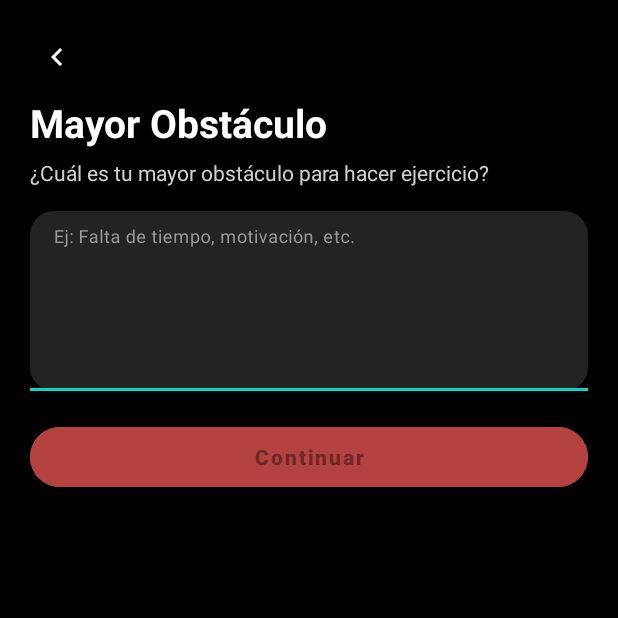
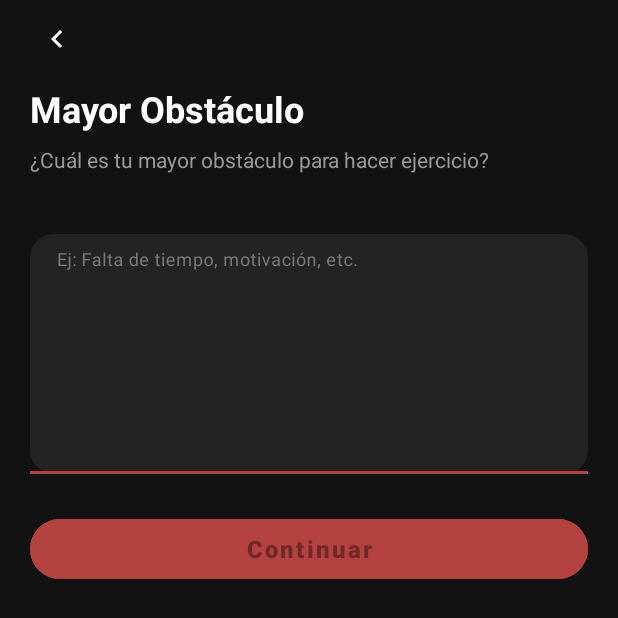
Before and after one commit to Alexandervalladares/SymetryCreed, an Android app: the ObstacleTextActivity screen opened directly, with no data from a screen before it, on a phone screen of 412 x 824 dp. Shown: the top 618 px of the screen. Run offline under Robolectric (Android 15) with nearby library versions, the phone set to English and light mode, and no system bars; our stand-ins replace Firebase (no records; nobody signed in at launch, a user with empty details on screens opened directly).

Commit message:
cambiio de estilo y tamaño

```diff
--- a/app/src/main/res/layout/activity_obstacle_text.xml
+++ b/app/src/main/res/layout/activity_obstacle_text.xml
@@ -3,71 +3,84 @@
     xmlns:app="http://schemas.android.com/apk/res-auto"
     android:layout_width="match_parent"
     android:layout_height="match_parent"
-    android:background="@color/black"
+    android:background="@color/gray_bg"
     android:fillViewport="true">
 
     <LinearLayout
         android:layout_width="match_parent"
         android:layout_height="wrap_content"
         android:orientation="vertical"
-        android:padding="20dp">
+        android:paddingStart="20dp"
+        android:paddingEnd="20dp"
+        android:paddingTop="8dp"
+        android:paddingBottom="24dp">
 
+        <!-- Back Button -->
         <ImageButton
             android:id="@+id/btnBack"
             android:layout_width="36dp"
             android:layout_height="36dp"
             android:background="@android:color/transparent"
             android:src="@drawable/ic_back_chevron"
-            android:tint="@android:color/white"/>
+            android:tint="@android:color/white"
+            android:contentDescription="Volver"/>
 
+        <!-- Título -->
         <TextView
             android:layout_width="wrap_content"
             android:layout_height="wrap_content"
             android:text="Mayor Obstáculo"
             android:textColor="@android:color/white"
             android:textStyle="bold"
-            android:textSize="26sp"
-            android:layout_marginTop="8dp"/>
+            android:textSize="24sp"
+            android:layout_marginTop="12dp"/>
 
+        <!-- Subtítulo -->
         <TextView
             android:layout_width="match_parent"
             android:layout_height="wrap_content"
             android:text="¿Cuál es tu mayor obstáculo para hacer ejercicio?"
-            android:textColor="#CFCFCF"
+            android:textColor="#999999"
             android:textSize="14sp"
-            android:layout_marginTop="6dp"
-            android:layout_marginBottom="16dp"/>
+            android:lineSpacingExtra="4dp"
+            android:layout_marginTop="8dp"
+            android:layout_marginBottom="40dp"/>
 
-        <!-- Caja de texto -->
+        <!-- Campo de texto -->
         <com.google.android.material.textfield.TextInputLayout
             android:id="@+id/tilObstacle"
             style="@style/FilledInput"
             android:layout_width="match_parent"
             android:layout_height="wrap_content"
             android:hint="Ej: Falta de tiempo, motivación, etc."
-            app:boxCornerRadiusTopStart="16dp"
-            app:boxCornerRadiusTopEnd="16dp"
-            app:boxCornerRadiusBottomStart="16dp"
-            app:boxCornerRadiusBottomEnd="16dp">
+            app:hintTextColor="#7A7A7A"
+            app:boxStrokeColor="@color/red_accent">
 
             <com.google.android.material.textfield.TextInputEditText
                 android:id="@+id/etObstacle"
                 android:layout_width="match_parent"
-                android:layout_height="120dp"
-                android:inputType="textMultiLine"
+                android:layout_height="160dp"
+                android:inputType="textMultiLine|textCapSentences"
                 android:gravity="top|start"
                 android:textColor="@android:color/white"
-                android:textColorHint="#9FA3A7"
-                android:padding="12dp"/>
+                android:textColorHint="#7A7A7A"
+                android:textSize="15sp"
+                android:paddingStart="18dp"
+                android:paddingEnd="18dp"
+                android:paddingTop="48dp"
+                android:paddingBottom="18dp"
+                android:imeOptions="actionDone"/>
         </com.google.android.material.textfield.TextInputLayout>
 
+        <!-- Botón Continuar -->
         <com.google.android.material.button.MaterialButton
             android:id="@+id/btnContinue"
             style="@style/RoundedButton"
             android:layout_width="match_parent"
             android:layout_height="52dp"
-            android:layout_marginTop="18dp"
+            android:layout_marginTop="24dp"
             android:text="Continuar"
+            android:textSize="16sp"
             android:enabled="false"
             android:backgroundTint="@color/red_accent"/>
     </LinearLayout>
--- a/app/src/main/res/values/themes.xml
+++ b/app/src/main/res/values/themes.xml
@@ -3,7 +3,7 @@
     <!-- Tema principal (usa colores oscuros por defecto) -->
     <style name="Theme.SymetryCreed" parent="Theme.MaterialComponents.DayNight.DarkActionBar">
         <item name="colorPrimary">@color/black</item>
-        <item name="colorSecondary">@color/teal_200</item>
+        <item name="colorSecondary">@color/red_accent</item>
         <item name="android:statusBarColor">@android:color/black</item>
         <item name="android:windowBackground">@color/background_dark</item>
     </style>
@@ -11,7 +11,7 @@
     <!-- Versión sin ActionBar para StartActivity -->
     <style name="Theme.SymetryCreed.NoActionBar" parent="Theme.MaterialComponents.DayNight.NoActionBar">
         <item name="colorPrimary">@color/black</item>
-        <item name="colorSecondary">@color/teal_200</item>
+        <item name="colorSecondary">@color/red_accent</item>
         <item name="android:statusBarColor">@android:color/black</item>
         <item name="android:windowBackground">@color/background_dark</item>
     </style>
```
Also changed, not shown: app/src/main/java/com/app/symetrycreed/ui/profile/PersonalInfoActivity.kt (+13 -0 lines), app/src/main/res/drawable/ic_calendar.xml (added, +9 -0 lines), app/src/main/res/values/styles.xml (+29 -9 lines).
